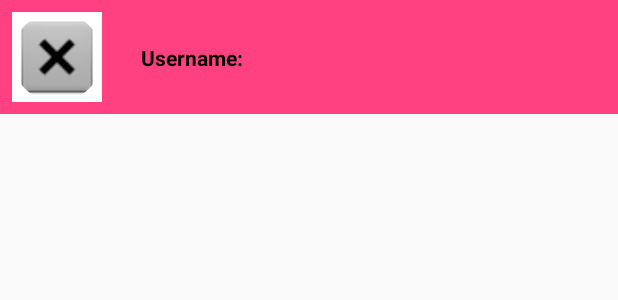
After one commit to luisfergromo/Kotlin-Messenger, an Android app: the layout user_row_new_message.xml on its own in the app's theme, with its tools: preview values and no code run, on a phone screen of 412 x 824 dp. The commit adds this screen. Shown: the top 300 px of the screen. Run offline under Robolectric (Android 15) with nearby library versions, the phone set to English and light mode, and no system bars.

Commit message:
Video 27m58s Finished till auto-login and reciclerView

```diff
--- /dev/null
+++ b/app/src/main/res/layout/user_row_new_message.xml
@@ -0,0 +1,43 @@
+<?xml version="1.0" encoding="utf-8"?>
+<android.support.constraint.ConstraintLayout xmlns:android="http://schemas.android.com/apk/res/android"
+    xmlns:app="http://schemas.android.com/apk/res-auto"
+    xmlns:tools="http://schemas.android.com/tools"
+    android:layout_width="match_parent"
+    android:layout_height="wrap_content"
+    android:background="@color/colorAccent"
+    tools:layout_editor_absoluteY="81dp">
+
+
+    <de.hdodenhof.circleimageview.CircleImageView
+        android:id="@+id/imageView"
+        android:layout_width="60dp"
+        android:layout_height="60dp"
+        android:layout_marginBottom="8dp"
+        android:layout_marginLeft="8dp"
+        android:layout_marginStart="8dp"
+        android:layout_marginTop="8dp"
+        android:background="@android:color/white"
+        app:layout_constraintBottom_toBottomOf="parent"
+        app:layout_constraintStart_toStartOf="parent"
+        app:layout_constraintTop_toTopOf="parent"
+        app:srcCompat="@android:drawable/btn_dialog" />
+
+    <TextView
+        android:id="@+id/textView4"
+        android:layout_width="292dp"
+        android:layout_height="wrap_content"
+        android:layout_marginBottom="8dp"
+        android:layout_marginEnd="8dp"
+        android:layout_marginLeft="8dp"
+        android:layout_marginRight="8dp"
+        android:layout_marginStart="8dp"
+        android:layout_marginTop="8dp"
+        android:text="@string/username"
+        android:textColor="@android:color/black"
+        android:textStyle="bold"
+        app:layout_constraintBottom_toBottomOf="@+id/imageView"
+        app:layout_constraintEnd_toEndOf="parent"
+        app:layout_constraintStart_toEndOf="@+id/imageView"
+        app:layout_constraintTop_toTopOf="@+id/imageView" />
+
+</android.support.constraint.ConstraintLayout>
```
Also changed, not shown: app/build.gradle (+7 -1 lines), app/src/main/AndroidManifest.xml (+17 -14 lines), app/src/main/java/me/luisfergromo/kotlinmessenger/IndexWindow.kt (deleted, +0 -21 lines), app/src/main/java/me/luisfergromo/kotlinmessenger/LatestMessagesActivity.kt (added, +48 -0 lines), app/src/main/java/me/luisfergromo/kotlinmessenger/LoginActivity.kt (+6 -3 lines), app/src/main/java/me/luisfergromo/kotlinmessenger/NewMessageActivity.kt (added, +39 -0 lines), app/src/main/res/layout/activity_index.xml (deleted, +0 -31 lines), app/src/main/res/layout/activity_latest_messages.xml (added, +8 -0 lines), app/src/main/res/layout/activity_new_message.xml (added, +18 -0 lines), app/src/main/res/menu/nav_menu.xml (added, +12 -0 lines).
